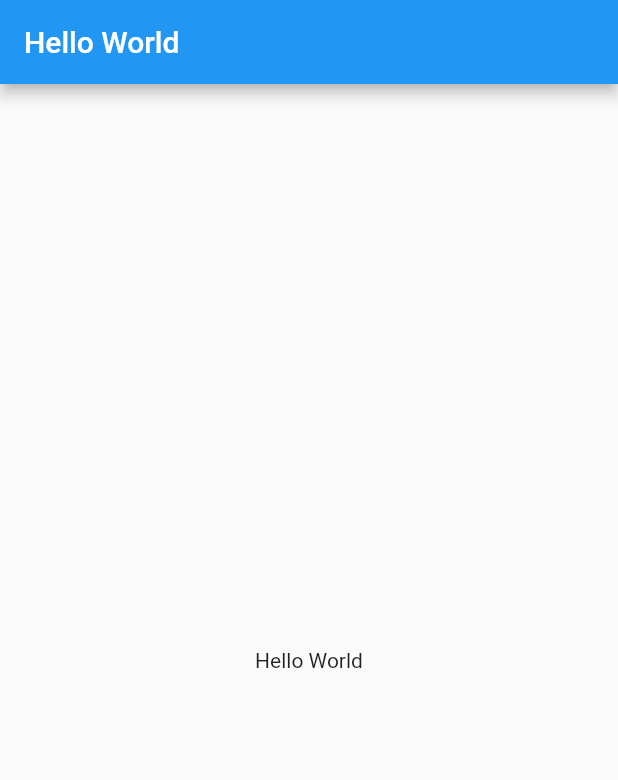
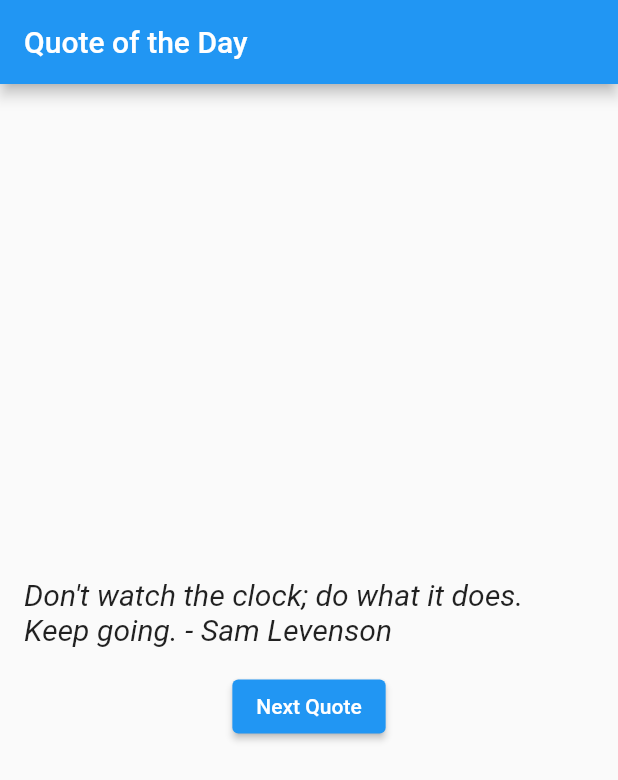
Before and after one commit to Masaya1582/Flutter_Playground, a Flutter app: the screen it shows after launch, on a phone screen of 412 x 824 dp. Shown: the top 780 px of the screen. Run offline on Flutter 3.47's test engine with Material 2 defaults, Android fonts, the phone set to English and light mode, and no system bars.

Commit message:
ランダム値の扱い方(Quote of the day)

```diff
--- a/lib/main.dart
+++ b/lib/main.dart
@@ -1,32 +1,71 @@
 import 'package:flutter/material.dart';
 
 void main() {
-  runApp(MyApp());
+  runApp(QuoteOfTheDayApp());
 }
 
-class MyApp extends StatelessWidget {
+class QuoteOfTheDayApp extends StatelessWidget {
   @override
   Widget build(BuildContext context) {
     return MaterialApp(
-      title: 'Flutter Demo',
-      home: const MyHomePage(title: 'Hello World'),
+      title: 'Quote of the Day',
+      theme: ThemeData(primarySwatch: Colors.blue),
+      home: QuoteOfTheDayScreen(),
     );
   }
 }
 
-class MyHomePage extends StatelessWidget {
-  const MyHomePage({Key? key, required this.title}) : super(key: key);
+class QuoteOfTheDayScreen extends StatefulWidget {
+  @override
+  _QuoteOfTheDayScreenState createState() => _QuoteOfTheDayScreenState();
+}
 
-  final String title;
+class _QuoteOfTheDayScreenState extends State<QuoteOfTheDayScreen> {
+  final List<String> _quotes = [
+    "The only way to do great work is to love what you do. - Steve Jobs",
+    "Believe you can and you're halfway there. - Theodore Roosevelt",
+    "The future belongs to those who believe in the beauty of their dreams. - Eleanor Roosevelt",
+    "Don't watch the clock; do what it does. Keep going. - Sam Levenson",
+    // Add more quotes here
+  ];
+
+  String _currentQuote = '';
+
+  @override
+  void initState() {
+    super.initState();
+    _currentQuote = _getRandomQuote();
+  }
+
+  String _getRandomQuote() {
+    final randomIndex = DateTime.now().day % _quotes.length;
+    return _quotes[randomIndex];
+  }
 
   @override
   Widget build(BuildContext context) {
     return Scaffold(
-      appBar: AppBar(
-        title: Text(title),
-      ),
+      appBar: AppBar(title: Text('Quote of the Day')),
       body: Center(
-        child: Text('Hello World'),
+        child: Padding(
+          padding: const EdgeInsets.all(16.0),
+          child: Column(
+            mainAxisAlignment: MainAxisAlignment.center,
+            children: [
+              Text(_currentQuote,
+                  style: TextStyle(fontSize: 20, fontStyle: FontStyle.italic)),
+              SizedBox(height: 16),
+              ElevatedButton(
+                onPressed: () {
+                  setState(() {
+                    _currentQuote = _getRandomQuote();
+                  });
+                },
+                child: Text('Next Quote'),
+              ),
+            ],
+          ),
+        ),
       ),
     );
   }
```
